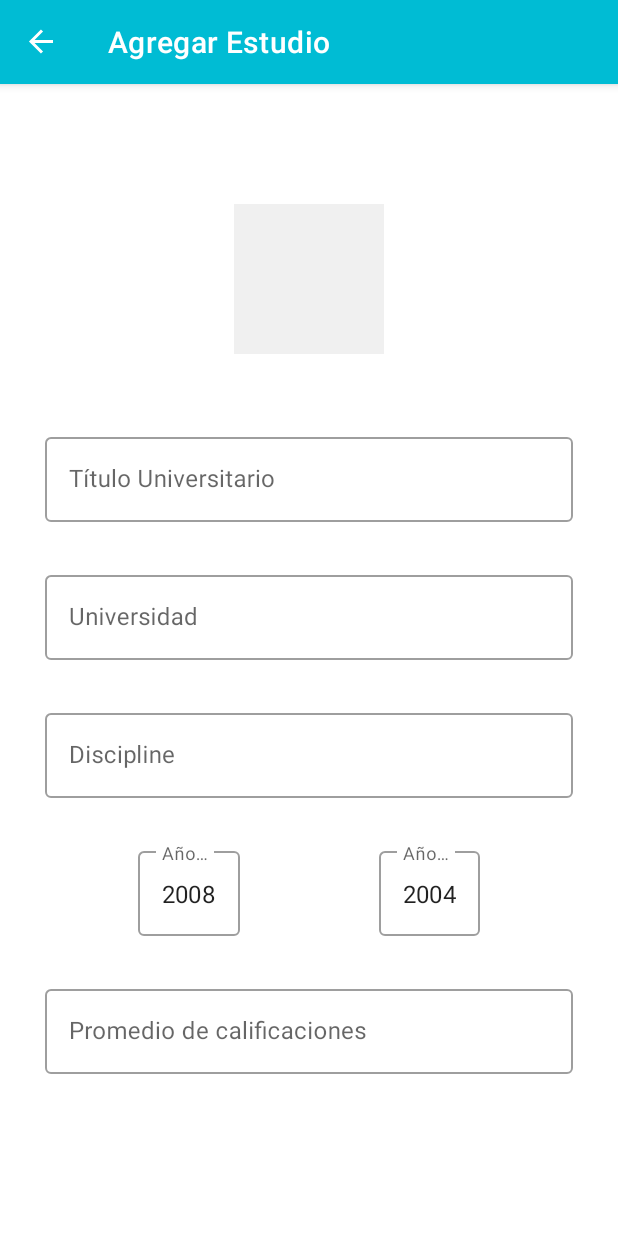
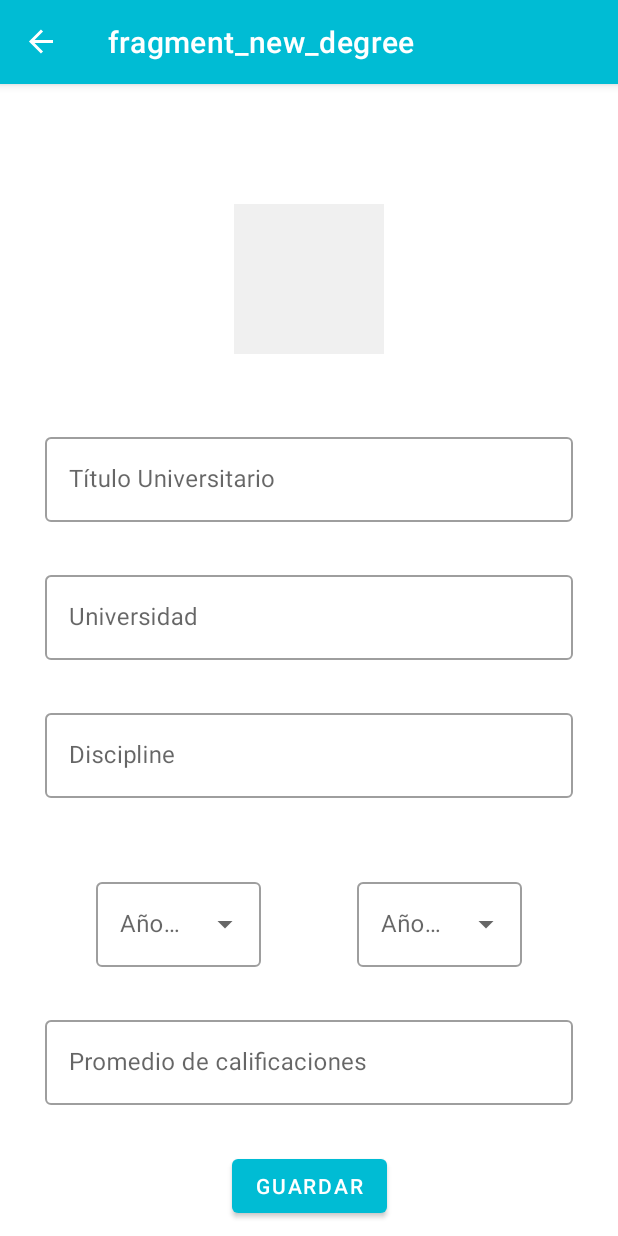
Before and after one commit to oamorales/MyCurriculum, an Android app: the NewDegreeFragment screen opened through its navigation route, on a phone screen of 412 x 824 dp. Run offline under Robolectric (Android 15) with nearby library versions, the phone set to English and light mode, and no system bars; our stand-ins replace navigation-ui; libraries missing offline, so code that uses them is left out: io.realm, io.realm.annotations; 9 statements that could not run were skipped.

Commit message:
Activar New Degree Fragment
Se activó la creación de un nuevo Degree utilizando Material Design para los estilos. Se añadió verificación de campos. Se actualizó la librería Material a la versión 1.3.0-alpha02. Se modificó el tipo de dato del campo gradeAverage, de la clase Degree,
de float a double. Se creaó recurso XML para manejo de listas desplegables.

```diff
--- a/app/build.gradle
+++ b/app/build.gradle
@@ -32,7 +32,7 @@ dependencies {
     implementation 'com.squareup.picasso:picasso:2.71828'
     implementation 'androidx.recyclerview:recyclerview:1.1.0'
     implementation 'androidx.cardview:cardview:1.0.0'
-    implementation 'com.google.android.material:material:1.1.0'
+    implementation 'com.google.android.material:material:1.3.0-alpha02'
     def nav_version = "2.3.0-rc01"
     implementation "androidx.navigation:navigation-fragment:$nav_version"
     implementation "androidx.navigation:navigation-ui:$nav_version"
--- a/app/src/main/java/com/oamorales/myresume/activities/MainActivity.java
+++ b/app/src/main/java/com/oamorales/myresume/activities/MainActivity.java
@@ -47,7 +47,7 @@ public class MainActivity extends AppCompatActivity /*implements NavigationView.
         /** PARAMETROS INICIALES BD */
         realm = Realm.getDefaultInstance();
         Degree usbDegree = new Degree(R.drawable.usb_logo,"T.S.U en Electrónica","USB",
-                "TECNOLOGIA", 2004, 2008, 4.5F);
+                "TECNOLOGIA", 2004, 2008, 5);
         Degree iutomsDegree = new Degree(R.drawable.iutoms_logo,"Ingeniero en Informática", "IUTOMS",
                 "TECNOLOGIA", 2010, 2013, 19);
         Degree usbDegree2 = new Degree(R.drawable.usb_logo,"T.S.U en Administración","USB",
--- a/app/src/main/java/com/oamorales/myresume/fragments/NewDegreeFragment.java
+++ b/app/src/main/java/com/oamorales/myresume/fragments/NewDegreeFragment.java
@@ -2,24 +2,50 @@ package com.oamorales.myresume.fragments;
 
 import android.os.Bundle;
 
+import androidx.activity.OnBackPressedCallback;
+import androidx.annotation.NonNull;
+import androidx.annotation.Nullable;
 import androidx.appcompat.app.AppCompatActivity;
 import androidx.appcompat.widget.AppCompatImageView;
 import androidx.fragment.app.Fragment;
 
+import android.view.KeyEvent;
 import android.view.LayoutInflater;
 import android.view.View;
 import android.view.ViewGroup;
+import android.widget.Adapter;
+import android.widget.AdapterView;
+import android.widget.ArrayAdapter;
+import android.widget.AutoCompleteTextView;
+import android.widget.EditText;
+import android.widget.TextView;
+import android.widget.Toast;
 
+import com.google.android.material.button.MaterialButton;
 import com.google.android.material.textfield.TextInputEditText;
 import com.oamorales.myresume.R;
+import com.oamorales.myresume.models.Degree;
 
+import java.util.ArrayList;
+import java.util.List;
 import java.util.Objects;
 
-public class NewDegreeFragment extends Fragment {
+import io.realm.Realm;
+import io.realm.RealmConfiguration;
 
+public class NewDegreeFragment extends Fragment implements View.OnClickListener, TextView.OnEditorActionListener{
+
+    private Realm realm;
     private TextInputEditText newDegreeTittle, newDegreeUniversity,
-            newDegreeDiscipline, newDegreeYearBegin, newDegreeYearEnd, newDegreeAverage;
+            newDegreeDiscipline, newDegreeAverage ;
+    private AutoCompleteTextView newDegreeYearEnd, newDegreeYearBegin;
+    private MaterialButton saveBtn;
     private AppCompatImageView newDegreeLogo;
+    private int yearB, yearE;
+
+    private List<Integer> years = new ArrayList<>();
+    private final int DEFAULT_VALUE = -8;
+
 
     public NewDegreeFragment() {
         // Required empty public constructor
@@ -28,7 +54,7 @@ public class NewDegreeFragment extends Fragment {
     @Override
     public void onCreate(Bundle savedInstanceState) {
         super.onCreate(savedInstanceState);
-
+        realm = Realm.getDefaultInstance();
     }
 
     @Override
@@ -36,15 +62,50 @@ public class NewDegreeFragment extends Fragment {
                              Bundle savedInstanceState) {
         View view = inflater.inflate(R.layout.fragment_new_degree, container, false);
         setID(view);
-        /** Cambiar título del toolbar */
-        ((AppCompatActivity)getActivity()).getSupportActionBar().setTitle("Agregar Estudio");
+        int year = 2020;
+        for (int i = 0; i<15; i++){
+            years.add(year);
+            year--;
+        }
+        ArrayAdapter<Integer> adapter = new ArrayAdapter<Integer>(getContext(), R.layout.degrees_list_years, years);
+        newDegreeYearBegin.setAdapter(adapter);
+        newDegreeYearEnd.setAdapter(adapter);
+        return view;
+    }
 
-        String tittle = Objects.requireNonNull(newDegreeTittle.getText()).toString();
-        String university = newDegreeUniversity.getText().toString();
-        String discipline = newDegreeDiscipline.getText().toString();
-        String yearBegin = newDegreeYearBegin.getText().toString();
+    @Override
+    public void onViewCreated(@NonNull View view, @Nullable Bundle savedInstanceState) {
+        //super.onViewCreated(view, savedInstanceState);
+        saveBtn.setOnClickListener(this);
+        newDegreeDiscipline.setOnEditorActionListener(this);
+        newDegreeTittle.setOnEditorActionListener(this);
+        newDegreeUniversity.setOnEditorActionListener(this);
+        newDegreeAverage.setOnEditorActionListener(this);
 
-        return view;
+        newDegreeYearBegin.setOnItemClickListener(new AdapterView.OnItemClickListener() {
+            @Override
+            public void onItemClick(AdapterView<?> parent, View view, int position, long id) {
+                newDegreeYearBegin.setError(null);
+                yearB = years.get(position);
+            }
+        });
+
+        newDegreeYearEnd.setOnItemClickListener(new AdapterView.OnItemClickListener() {
+            @Override
+            public void onItemClick(AdapterView<?> parent, View view, int position, long id) {
+                view.getId();
+                newDegreeYearEnd.setError(null);
+                yearE = years.get(position);
+            }
+        });
+
+
+    }
+
+    @Override
+    public void onDestroy() {
+        super.onDestroy();
+        realm.close();
     }
 
     private void setID(View view){
@@ -55,5 +116,52 @@ public class NewDegreeFragment extends Fragment {
         newDegreeYearBegin = view.findViewById(R.id.newDegreeYearBegin);
         newDegreeYearEnd = view.findViewById(R.id.newDegreeYearEnd);
         newDegreeAverage = view.findViewById(R.id.newDegreeGradeAverage);
+        saveBtn = view.findViewById(R.id.saveBtn);
+
     }
+
+    /** Evento botón guardar */
+    @Override
+    public void onClick(View v) {
+        String tittle = Objects.requireNonNull(newDegreeTittle.getText()).toString();
+        String university = Objects.requireNonNull(newDegreeUniversity.getText()).toString();
+        String discipline = Objects.requireNonNull(newDegreeDiscipline.getText()).toString();
+        String gradeAverage = Objects.requireNonNull(newDegreeAverage.getText()).toString();
+
+
+        if (!tittle.isEmpty() && !university.isEmpty() && !discipline.isEmpty()
+                && !gradeAverage.isEmpty() && yearB!=0 && yearE!=0){
+            if (yearE >= yearB){
+                Degree newDegree = new Degree(R.drawable.usb_logo,tittle, university, discipline, yearB, 2019, Double.parseDouble(gradeAverage));
+                realm.beginTransaction();
+                realm.copyToRealmOrUpdate(newDegree);
+                realm.commitTransaction();
+                Toast.makeText(getContext(), "Saved", Toast.LENGTH_SHORT).show();
+                requireActivity().onBackPressed();
+            }else{
+                newDegreeYearBegin.setError("invalid");
+                newDegreeYearEnd.setError("invalid");
+            }
+
+        }else{
+            newDegreeTittle.setError(tittle.isEmpty() ? "required" : null);
+            newDegreeUniversity.setError(university.isEmpty() ? "required" : null);
+            newDegreeDiscipline.setError(discipline.isEmpty() ? "required" : null);
+            newDegreeAverage.setError(gradeAverage.isEmpty() ? "required" : null);
+            newDegreeYearBegin.setError((yearB == 0) ? "required" : null);
+            newDegreeYearEnd.setError((yearE == 0) ? "required" : null);
+
+        }
+
+
+    }
+
+    /** Eliminar icono de error al escribir en los EditText */
+    @Override
+    public boolean onEditorAction(TextView v, int actionId, KeyEvent event) {
+        v.setError(null);
+        return true;
+    }
+
+
 }
--- a/app/src/main/java/com/oamorales/myresume/models/Degree.java
+++ b/app/src/main/java/com/oamorales/myresume/models/Degree.java
@@ -14,11 +14,11 @@ public class Degree extends RealmObject {
     private String discipline;
     private int yearBegin;
     private int yearEnd;
-    private float gradeAverage;
+    private double gradeAverage;
 
     public Degree() {  }
 
-    public Degree(int imageLogo, String degreeTittle, String university, String discipline, int yearBegin, int yearEnd, float gradeAverage) {
+    public Degree(int imageLogo, String degreeTittle, String university, String discipline, int yearBegin, int yearEnd, double gradeAverage) {
         this.id = MyApplication.degreeId.incrementAndGet();
         this.imageLogo = imageLogo;
         this.degreeTittle = degreeTittle;
@@ -81,7 +81,7 @@ public class Degree extends RealmObject {
         this.yearEnd = yearEnd;
     }
 
-    public float getGradeAverage() {
+    public double getGradeAverage() {
         return gradeAverage;
     }
 
--- a/app/src/main/res/layout/fragment_new_degree.xml
+++ b/app/src/main/res/layout/fragment_new_degree.xml
@@ -75,6 +75,7 @@
             android:layout_marginTop="30dp"
             android:layout_marginEnd="30dp"
             android:gravity="center"
+            app:errorEnabled="true"
             android:hint="Discipline"
             app:endIconMode="clear_text"
             app:layout_constraintEnd_toEndOf="parent"
@@ -90,46 +91,43 @@
 
         <com.google.android.material.textfield.TextInputLayout
             android:id="@+id/newDegreeYearBeginLayout"
-            style="@style/Widget.MaterialComponents.TextInputLayout.OutlinedBox"
-            android:layout_width="wrap_content"
+            style="@style/Widget.MaterialComponents.TextInputLayout.OutlinedBox.ExposedDropdownMenu"
+            android:layout_width="110dp"
             android:layout_height="wrap_content"
             android:layout_marginTop="30dp"
             android:gravity="center"
+            app:errorEnabled="true"
             android:hint="Año Inicio"
-            android:inputType="phone"
-            app:endIconMode="clear_text"
             app:layout_constraintEnd_toStartOf="@+id/newDegreeYearEndLayout"
             app:layout_constraintHorizontal_chainStyle="spread"
             app:layout_constraintStart_toStartOf="parent"
             app:layout_constraintTop_toBottomOf="@+id/newDegreeDisciplineLayout">
 
-            <com.google.android.material.textfield.TextInputEditText
+            <AutoCompleteTextView
                 android:id="@+id/newDegreeYearBegin"
                 android:layout_width="match_parent"
                 android:layout_height="wrap_content"
-                android:text="2008" />
+                android:inputType="none" />
         </com.google.android.material.textfield.TextInputLayout>
 
 
         <com.google.android.material.textfield.TextInputLayout
             android:id="@+id/newDegreeYearEndLayout"
-            style="@style/Widget.MaterialComponents.TextInputLayout.OutlinedBox"
-            android:layout_width="wrap_content"
+            style="@style/Widget.MaterialComponents.TextInputLayout.OutlinedBox.ExposedDropdownMenu"
+            android:layout_width="110dp"
             android:layout_height="wrap_content"
             android:gravity="center"
             android:hint="Año Fin"
-            android:inputType="phone"
-            app:endIconMode="clear_text"
             app:layout_constraintBaseline_toBaselineOf="@+id/newDegreeYearBeginLayout"
             app:layout_constraintEnd_toEndOf="parent"
             app:layout_constraintHorizontal_bias="0.25"
             app:layout_constraintStart_toEndOf="@+id/newDegreeYearBeginLayout">
 
-            <com.google.android.material.textfield.TextInputEditText
+            <AutoCompleteTextView
                 android:id="@+id/newDegreeYearEnd"
                 android:layout_width="match_parent"
                 android:layout_height="wrap_content"
-                android:text="2004" />
+                android:inputType="none"/>
 
         </com.google.android.material.textfield.TextInputLayout>
 
@@ -143,9 +141,7 @@
             android:layout_marginEnd="30dp"
             android:gravity="center"
             android:hint="Promedio de calificaciones"
-            android:inputType="numberDecimal"
             app:endIconMode="clear_text"
-            app:layout_constraintBottom_toBottomOf="parent"
             app:layout_constraintEnd_toEndOf="parent"
             app:layout_constraintStart_toStartOf="parent"
             app:layout_constraintTop_toBottomOf="@+id/newDegreeYearEndLayout">
@@ -153,8 +149,23 @@
             <com.google.android.material.textfield.TextInputEditText
                 android:id="@+id/newDegreeGradeAverage"
                 android:layout_width="match_parent"
-                android:layout_height="match_parent" />
+                android:layout_height="match_parent"
+                android:inputType="numberDecimal"/>
         </com.google.android.material.textfield.TextInputLayout>
+
+
+        <com.google.android.material.button.MaterialButton
+            android:id="@+id/saveBtn"
+            android:layout_width="wrap_content"
+            android:layout_height="wrap_content"
+            android:layout_marginTop="30dp"
+            android:layout_marginBottom="30dp"
+            android:text="GUARDAR"
+            app:layout_constraintBottom_toBottomOf="parent"
+            app:layout_constraintStart_toStartOf="parent"
+            app:layout_constraintEnd_toEndOf="parent"
+            app:layout_constraintTop_toBottomOf="@+id/newDegreeGradeAverageLayout"
+            />
 
     </androidx.constraintlayout.widget.ConstraintLayout>
 
```
Also changed, not shown: app/src/main/res/layout/degrees_list_years.xml (added, +11 -0 lines).
